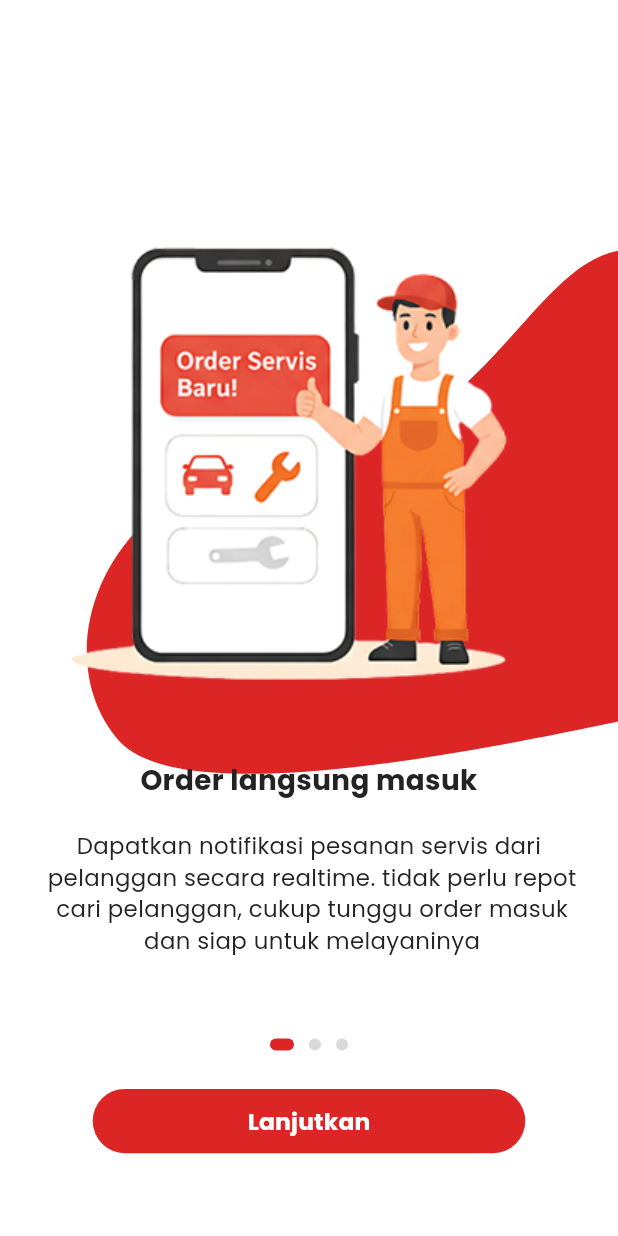
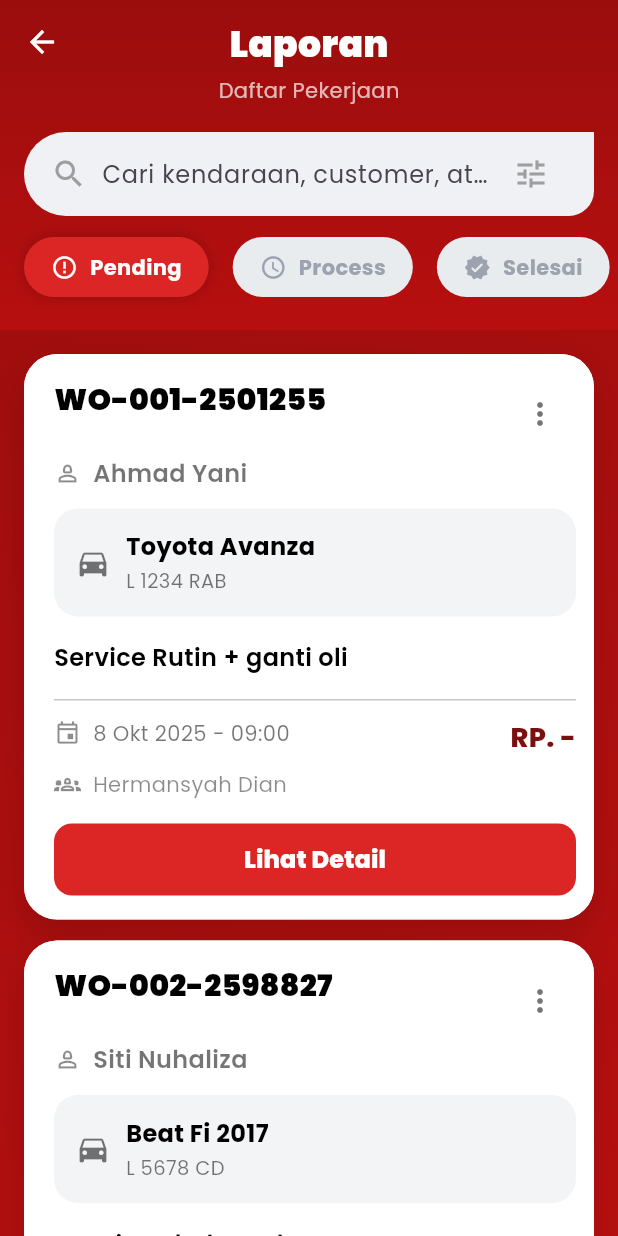
Before and after one commit to siberbot88/bbi-hub-flutter-app, a Flutter app: the screen it shows after launch, on a phone screen of 412 x 824 dp. Run offline on Flutter 3.47's test engine with Material 3 defaults, Android fonts, the phone set to English and light mode, and no system bars; our stand-ins replace fl_chart, flutter_svg, google_fonts, image_picker, syncfusion_flutter_datepicker; project files that could hold a hidden picture were left out.

Commit message:
menambahkan fitur list pekerjaan

```diff
--- a/lib/feature/owner/screens/listWork.dart
+++ b/lib/feature/owner/screens/listWork.dart
@@ -0,0 +1,543 @@
+// list_work_page_fixed.dart
+import 'package:flutter/material.dart';
+import 'package:flutter/services.dart';
+
+void main() {
+  runApp(const MaterialApp(
+    debugShowCheckedModeBanner: false,
+    home: ListWorkPage(),
+  ));
+}
+
+const Color _gradStart = Color(0xFF9B0D0D);
+const Color _gradEnd   = Color(0xFFB70F0F);
+const Color _danger    = Color(0xFFDC2626);
+
+enum WorkStatus { pending, process, done }
+
+class WorkItem {
+  final String workOrder;
+  final String customer;
+  final String vehicle;
+  final String plate;
+  final String service;
+  final DateTime schedule;
+  final String mechanic;
+  final int? price;
+  final WorkStatus status;
+
+  WorkItem({
+    required this.workOrder,
+    required this.customer,
+    required this.vehicle,
+    required this.plate,
+    required this.service,
+    required this.schedule,
+    required this.mechanic,
+    this.price,
+    required this.status,
+  });
+}
+
+class ListWorkPage extends StatefulWidget {
+  const ListWorkPage({super.key});
+
+  @override
+  State<ListWorkPage> createState() => _ListWorkPageState();
+}
+
+class _ListWorkPageState extends State<ListWorkPage> {
+  final TextEditingController _search = TextEditingController();
+  WorkStatus _filter = WorkStatus.pending;
+
+  late final List<WorkItem> _all = _dummy();
+
+  List<WorkItem> get _filtered {
+    final q = _search.text.trim().toLowerCase();
+    final byStatus = _all.where((e) => e.status == _filter);
+    if (q.isEmpty) return byStatus.toList();
+    return byStatus.where((e) {
+      return e.workOrder.toLowerCase().contains(q) ||
+          e.customer.toLowerCase().contains(q) ||
+          e.vehicle.toLowerCase().contains(q) ||
+          e.plate.toLowerCase().contains(q) ||
+          e.mechanic.toLowerCase().contains(q) ||
+          e.service.toLowerCase().contains(q);
+    }).toList();
+  }
+
+  @override
+  void initState() {
+    super.initState();
+    SystemChrome.setSystemUIOverlayStyle(SystemUiOverlayStyle.light);
+  }
+
+  @override
+  void dispose() {
+    _search.dispose();
+    super.dispose();
+  }
+
+  @override
+  Widget build(BuildContext context) {
+    final media = MediaQuery.of(context);
+
+    return Scaffold(
+      backgroundColor: Colors.white,
+      body: Stack(
+        children: [
+          // BACKGROUND gradient full, jadi overscroll tidak "kepotong".
+          Positioned.fill(
+            child: Container(
+              decoration: const BoxDecoration(
+                gradient: LinearGradient(
+                  colors: [_gradStart, _gradEnd],
+                  begin: Alignment.topLeft,
+                  end: Alignment.bottomRight,
+                ),
+              ),
+            ),
+          ),
+
+          // CONTENT
+          CustomScrollView(
+            physics: const BouncingScrollPhysics(),
+            slivers: [
+              SliverAppBar(
+                pinned: true,
+                backgroundColor: _gradStart,
+                elevation: 0,
+                expandedHeight: 220,
+                leading: IconButton(
+                  icon: const Icon(Icons.arrow_back, color: Colors.white),
+                  onPressed: () => Navigator.maybePop(context),
+                ),
+                flexibleSpace: FlexibleSpaceBar(
+                  background: Container(
+                    decoration: const BoxDecoration(
+                      gradient: LinearGradient(
+                        colors: [_gradStart, _gradEnd],
+                        begin: Alignment.topCenter,
+                        end: Alignment.bottomCenter,
+                      ),
+                    ),
+                    child: SafeArea(
+                      bottom: false,
+                      child: Padding(
+                        padding: const EdgeInsets.fromLTRB(16, 8, 16, 16),
+                        child: Column(
+                          crossAxisAlignment: CrossAxisAlignment.center,
+                          children: [
+                            const SizedBox(height: 4),
+                            const Text('Laporan',
+                                style: TextStyle(
+                                    color: Colors.white,
+                                    fontSize: 24,
+                                    fontWeight: FontWeight.w900)),
+                            const SizedBox(height: 4),
+                            const Text('Daftar Pekerjaan',
+                                style: TextStyle(
+                                    color: Colors.white70, fontSize: 14)),
+                            const SizedBox(height: 18),
+
+                            // Search
+                            Container(
+                              height: 56,
+                              decoration: const BoxDecoration(
+                                color: Color(0xFFF0F1F5),
+                                borderRadius: BorderRadius.only(
+                                  topLeft: Radius.circular(50),
+                                  bottomLeft: Radius.circular(50),
+                                  bottomRight: Radius.circular(30),
+                                ),
+                              ),
+                              padding:
+                              const EdgeInsets.symmetric(horizontal: 18),
+                              child: Row(
+                                children: [
+                                  const Icon(Icons.search, color: Colors.grey),
+                                  const SizedBox(width: 10),
+                                  Expanded(
+                                    child: TextField(
+                                      controller: _search,
+                                      decoration: const InputDecoration(
+                                        hintText:
+                                        'Cari kendaraan, customer, atau plat',
+                                        border: InputBorder.none,
+                                      ),
+                                      onChanged: (_) => setState(() {}),
+                                    ),
+                                  ),
+                                  IconButton(
+                                    onPressed: () {
+                                      _search.clear();
+                                      setState(() {});
+                                    },
+                                    icon: const Icon(Icons.tune,
+                                        color: Colors.grey),
+                                  ),
+                                ],
+                              ),
+                            ),
+                            const SizedBox(height: 14),
+
+                            // Filter chips
+                            Row(
+                              mainAxisAlignment: MainAxisAlignment.center,
+                              children: [
+                                _StatusChip(
+                                  label: 'Pending',
+                                  icon: Icons.error_outline,
+                                  selected:
+                                  _filter == WorkStatus.pending,
+                                  onTap: () => setState(() =>
+                                  _filter = WorkStatus.pending),
+                                ),
+                                const SizedBox(width: 16),
+                                _StatusChip(
+                                  label: 'Process',
+                                  icon: Icons.schedule_rounded,
+                                  selected:
+                                  _filter == WorkStatus.process,
+                                  onTap: () => setState(() =>
+                                  _filter = WorkStatus.process),
+                                ),
+                                const SizedBox(width: 16),
+                                _StatusChip(
+                                  label: 'Selesai',
+                                  icon: Icons.verified_rounded,
+                                  selected: _filter == WorkStatus.done,
+                                  onTap: () =>
+                                      setState(() => _filter = WorkStatus.done),
+                                ),
+                              ],
+                            ),
+                          ],
+                        ),
+                      ),
+                    ),
+                  ),
+                ),
+              ),
+
+              // HAPUS bar gradient 12px yang bikin garis merah. Ganti padding top list.
+              SliverPadding(
+                padding: const EdgeInsets.fromLTRB(16, 16, 16, 24), // top 16 supaya tidak mepet
+                sliver: SliverList.separated(
+                  itemCount: _filtered.length,
+                  separatorBuilder: (_, __) => const SizedBox(height: 14),
+                  itemBuilder: (context, i) {
+                    final w = _filtered[i];
+                    return _WorkCard(item: w);
+                  },
+                ),
+              ),
+
+              SliverToBoxAdapter(
+                child: SizedBox(height: media.padding.bottom + 8),
+              ),
+            ],
+          ),
+        ],
+      ),
+    );
+  }
+}
+
+/* ---------- Widgets ---------- */
+
+class _StatusChip extends StatelessWidget {
+  const _StatusChip({
+    required this.label,
+    required this.icon,
+    required this.selected,
+    required this.onTap,
+  });
+
+  final String label;
+  final IconData icon;
+  final bool selected;
+  final VoidCallback onTap;
+
+  @override
+  Widget build(BuildContext context) {
+    final bg = selected ? _danger : const Color(0xFFE9ECEF);
+    final fg = selected ? Colors.white : const Color(0xFF9CA3AF);
+
+    return GestureDetector(
+      onTap: onTap,
+      child: AnimatedContainer(
+        duration: const Duration(milliseconds: 180),
+        padding: const EdgeInsets.symmetric(horizontal: 18, vertical: 10),
+        decoration: BoxDecoration(
+          color: bg,
+          borderRadius: BorderRadius.circular(28),
+          boxShadow:
+          selected ? [const BoxShadow(color: Color(0x33000000), blurRadius: 8)] : null,
+        ),
+        child: Row(
+          children: [
+            Icon(icon, size: 18, color: fg),
+            const SizedBox(width: 8),
+            Text(label, style: TextStyle(color: fg, fontWeight: FontWeight.w700)),
+          ],
+        ),
+      ),
+    );
+  }
+}
+
+class _WorkCard extends StatelessWidget {
+  const _WorkCard({required this.item});
+  final WorkItem item;
+
+  @override
+  Widget build(BuildContext context) {
+    final price = item.price == null ? 'RP. -' : 'RP. ${_rupiah(item.price!)}';
+
+    return Material(
+      color: Colors.white,
+      elevation: 0,
+      borderRadius: BorderRadius.circular(22),
+      child: Container(
+        decoration: BoxDecoration(
+          color: Colors.white,
+          borderRadius: BorderRadius.circular(22),
+          boxShadow: const [
+            BoxShadow(
+              color: Color(0x22000000),
+              blurRadius: 18,
+              offset: Offset(0, 10),
+            ),
+          ],
+        ),
+        child: Padding(
+          padding: const EdgeInsets.fromLTRB(20, 16, 12, 16),
+          child: Column(
+            crossAxisAlignment: CrossAxisAlignment.start,
+            children: [
+              // header
+              Row(
+                crossAxisAlignment: CrossAxisAlignment.start,
+                children: [
+                  Expanded(
+                    child: Text(item.workOrder,
+                        style: const TextStyle(
+                            fontSize: 20,
+                            fontWeight: FontWeight.w900,
+                            letterSpacing: .2)),
+                  ),
+                  IconButton(
+                    onPressed: () {},
+                    icon: const Icon(Icons.more_vert, color: Colors.black54),
+                  ),
+                ],
+              ),
+              const SizedBox(height: 4),
+              Row(
+                children: [
+                  const Icon(Icons.person_2_outlined,
+                      size: 18, color: Colors.black45),
+                  const SizedBox(width: 8),
+                  Expanded(
+                    child: Text(item.customer,
+                        style: const TextStyle(
+                            fontSize: 16,
+                            color: Colors.black54,
+                            fontWeight: FontWeight.w600)),
+                  ),
+                ],
+              ),
+              const SizedBox(height: 12),
+
+              // vehicle
+              Container(
+                padding: const EdgeInsets.all(14),
+                decoration: BoxDecoration(
+                  color: const Color(0xFFF3F4F6),
+                  borderRadius: BorderRadius.circular(16),
+                ),
+                child: Row(
+                  children: [
+                    const Icon(Icons.directions_car, color: Colors.black54),
+                    const SizedBox(width: 10),
+                    Expanded(
+                      child: Column(
+                        crossAxisAlignment: CrossAxisAlignment.start,
+                        children: [
+                          Text(item.vehicle,
+                              style: const TextStyle(
+                                  fontWeight: FontWeight.w700, fontSize: 16)),
+                          const SizedBox(height: 2),
+                          Text(item.plate,
+                              style: const TextStyle(
+                                  color: Colors.black54, fontSize: 13)),
+                        ],
+                      ),
+                    ),
+                  ],
+                ),
+              ),
+
+              const SizedBox(height: 16),
+              Text(item.service,
+                  style: const TextStyle(
+                      fontSize: 16, fontWeight: FontWeight.w600)),
+              const SizedBox(height: 16),
+              const Divider(height: 1),
+              const SizedBox(height: 12),
+
+              // schedule + price
+              Row(
+                crossAxisAlignment: CrossAxisAlignment.start,
+                children: [
+                  const Icon(Icons.event_outlined,
+                      size: 18, color: Colors.black45),
+                  const SizedBox(width: 8),
+                  Expanded(
+                    child: Text(_dateTime(item.schedule),
+                        style: const TextStyle(
+                            color: Colors.black54, fontSize: 14)),
+                  ),
+                  Text(price,
+                      style: const TextStyle(
+                          color: Color(0xFF7A0F0F),
+                          fontSize: 18,
+                          fontWeight: FontWeight.w800)),
+                ],
+              ),
+              const SizedBox(height: 8),
+              Row(
+                children: [
+                  const Icon(Icons.groups_2_outlined,
+                      size: 18, color: Colors.black45),
+                  const SizedBox(width: 8),
+                  Expanded(
+                    child: Text(item.mechanic,
+                        style: const TextStyle(
+                            color: Colors.black45, fontSize: 14)),
+                  ),
+                ],
+              ),
+
+              const SizedBox(height: 16),
+              SizedBox(
+                width: double.infinity,
+                height: 48,
+                child: ElevatedButton(
+                  onPressed: () {},
+                  style: ElevatedButton.styleFrom(
+                    backgroundColor: _danger,
+                    shape: RoundedRectangleBorder(
+                        borderRadius: BorderRadius.circular(12)),
+                    elevation: 0,
+                  ),
+                  child: const Text('Lihat Detail',
+                      style: TextStyle(
+                          color: Colors.white,
+                          fontWeight: FontWeight.w800,
+                          fontSize: 16)),
+                ),
+              ),
+            ],
+          ),
+        ),
+      ),
+    );
+  }
+}
+
+/* ---------- Dummy & helpers ---------- */
+
+List<WorkItem> _dummy() {
+  final now = DateTime(2025, 10, 8);
+  return [
+    WorkItem(
+      workOrder: 'WO-001-2501255',
+      customer: 'Ahmad Yani',
+      vehicle: 'Toyota Avanza',
+      plate: 'L 1234 RAB',
+      service: 'Service Rutin + ganti oli',
+      schedule: now.add(const Duration(hours: 9)),
+      mechanic: 'Hermansyah Dian',
+      price: null,
+      status: WorkStatus.pending,
+    ),
+    WorkItem(
+      workOrder: 'WO-002-2598827',
+      customer: 'Siti Nuhaliza',
+      vehicle: 'Beat Fi 2017',
+      plate: 'L 5678 CD',
+      service: 'Ganti Fanbelt  + Clean up CVT',
+      schedule: now.add(const Duration(hours: 10, minutes: 30)),
+      mechanic: 'Budi Aryanto',
+      price: null,
+      status: WorkStatus.pending,
+    ),
+    WorkItem(
+      workOrder: 'WO-003-2590092',
+      customer: 'Dimas Budi Adi',
+      vehicle: 'Yamaha Vixion 150 2018',
+      plate: 'L 9105 NM',
+      service: 'Ganti Aki + Busi',
+      schedule: now.add(const Duration(hours: 1, minutes: 10)),
+      mechanic: 'Hariyono Efendi',
+      price: null,
+      status: WorkStatus.pending,
+    ),
+    WorkItem(
+      workOrder: 'WO-021-2501764',
+      customer: 'Sharabuddin Magomed',
+      vehicle: 'Kijang Innova 2015',
+      plate: 'L 2543 AB',
+      service: 'Service AC Mobil + ganti oli',
+      schedule: now.add(const Duration(hours: 8, minutes: 20)),
+      mechanic: 'Anton dimas',
+      price: null,
+      status: WorkStatus.process,
+    ),
+    WorkItem(
+      workOrder: 'WO-022-2598666',
+      customer: 'Firhan adiyatma',
+      vehicle: 'Supra x 125 2017',
+      plate: 'L 7655 AU',
+      service: 'Clean Up Karbu + Service Karbu',
+      schedule: now.add(const Duration(hours: 8, minutes: 30)),
+      mechanic: 'Budi Aryanto',
+      price: null,
+      status: WorkStatus.process,
+    ),
+    WorkItem(
+      workOrder: 'WO-000-250989',
+      customer: 'Emanuel Dirgantara',
+      vehicle: 'Cbr 150 r 2019',
+      plate: 'L 6234 BI',
+      service: 'Ganti Ban depan uk 2.75',
+      schedule: now.add(const Duration(hours: 8, minutes: 50)),
+      mechanic: 'Hermansyah Dian',
+      price: 275000,
+      status: WorkStatus.done,
+    ),
+  ];
+}
+
+String _dateTime(DateTime dt) {
+  const bulan = [
+    'Jan','Feb','Mar','Apr','Mei','Jun','Jul','Agu','Sep','Okt','Nov','Des'
+  ];
+  final tgl = '${dt.day} ${bulan[dt.month - 1]} ${dt.year}';
+  final hh = dt.hour.toString().padLeft(2, '0');
+  final mm = dt.minute.toString().padLeft(2, '0');
+  return '$tgl - $hh:$mm';
+}
+
+String _rupiah(int nominal) {
+  final s = nominal.toString();
+  final buf = StringBuffer();
+  for (int i = 0; i < s.length; i++) {
+    final rev = s.length - i;
+    buf.write(s[i]);
+    if (rev > 1 && rev % 3 == 1) buf.write('.');
+  }
+  return buf.toString();
+}
--- a/lib/main.dart
+++ b/lib/main.dart
@@ -1,4 +1,5 @@
 import 'package:bengkel_online_flutter/core/screens/registers/registerOwner.dart';
+import 'package:bengkel_online_flutter/feature/owner/screens/listWork.dart';
 import 'package:bengkel_online_flutter/feature/owner/screens/reportPages.dart';
 import 'package:bengkel_online_flutter/feature/owner/screens/staffManagement.dart';
 import 'package:flutter/material.dart';
@@ -38,7 +39,7 @@ class MyApp extends StatelessWidget {
 
       ),
       // 🔹 halaman pertama aplikasi
-      initialRoute: "/onboarding",
+      initialRoute: "/list",
 
       // 🔹 daftar route
       routes: {
@@ -47,6 +48,7 @@ class MyApp extends StatelessWidget {
         "/register": (context) => const RegisterFlowPage(),
         "/home": (context) => const DashboardScreen(),
         "/main": (context) => const MainPage(),
+        "/list": (context) => const ListWorkPage(),
         "/changePassword": (context) => const change_screen.ChangePasswordPage(),
       },
     );
```
